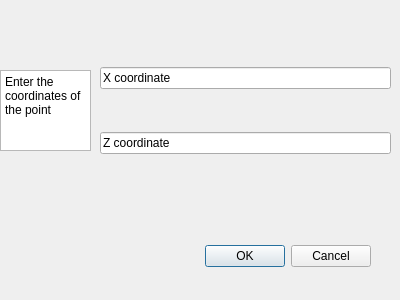
Old version of the form addpointdialog.ui in the repository Haudkozaur/masterThesis.
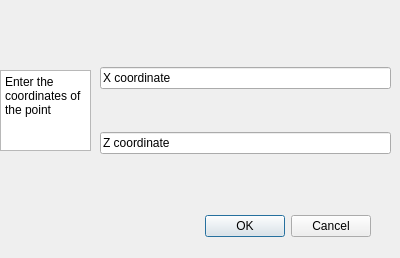
New version of the form.

Commit message: fix all current bugs, added axis labels and grid

```diff
--- a/addpointdialog.ui
+++ b/addpointdialog.ui
@@ -7,7 +7,7 @@
     <x>0</x>
     <y>0</y>
     <width>400</width>
-    <height>300</height>
+    <height>258</height>
    </rect>
   </property>
   <property name="windowTitle">
@@ -17,7 +17,7 @@
    <property name="geometry">
     <rect>
      <x>30</x>
-     <y>240</y>
+     <y>210</y>
      <width>341</width>
      <height>32</height>
     </rect>
```
The commit also changes 5 other files.
